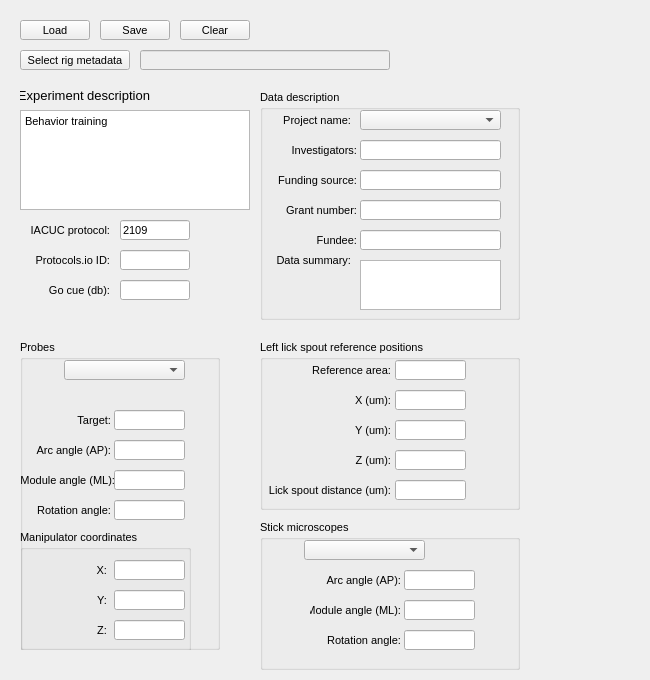
Before: the Qt Designer form src/foraging_gui/MetaData.ui in AllenNeuralDynamics/dynamic-foraging-task, drawn with Qt 5.
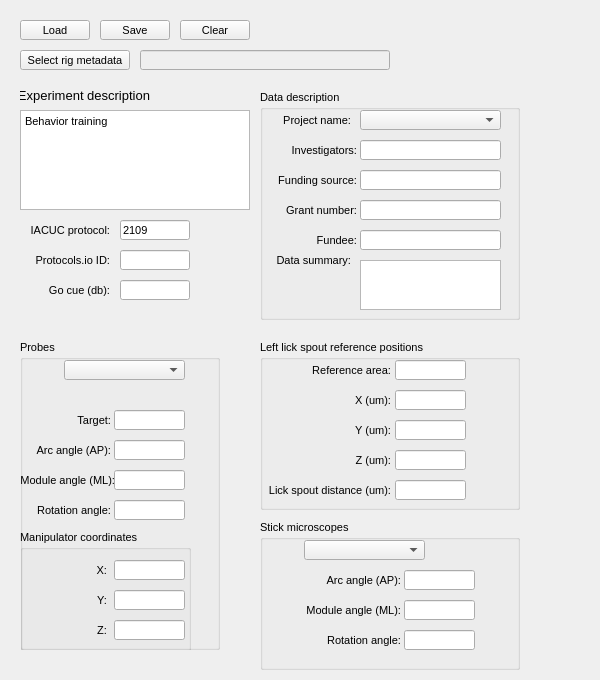
After: the same form once the commit is applied.

Patch:
```diff
--- a/src/foraging_gui/MetaData.ui
+++ b/src/foraging_gui/MetaData.ui
@@ -6,7 +6,7 @@
    <rect>
     <x>0</x>
     <y>0</y>
-    <width>650</width>
+    <width>600</width>
     <height>680</height>
    </rect>
   </property>
@@ -702,9 +702,9 @@
    <widget class="QLabel" name="label_89">
     <property name="geometry">
      <rect>
-      <x>50</x>
+      <x>46</x>
       <y>80</y>
-      <width>91</width>
+      <width>95</width>
       <height>20</height>
      </rect>
     </property>
```
